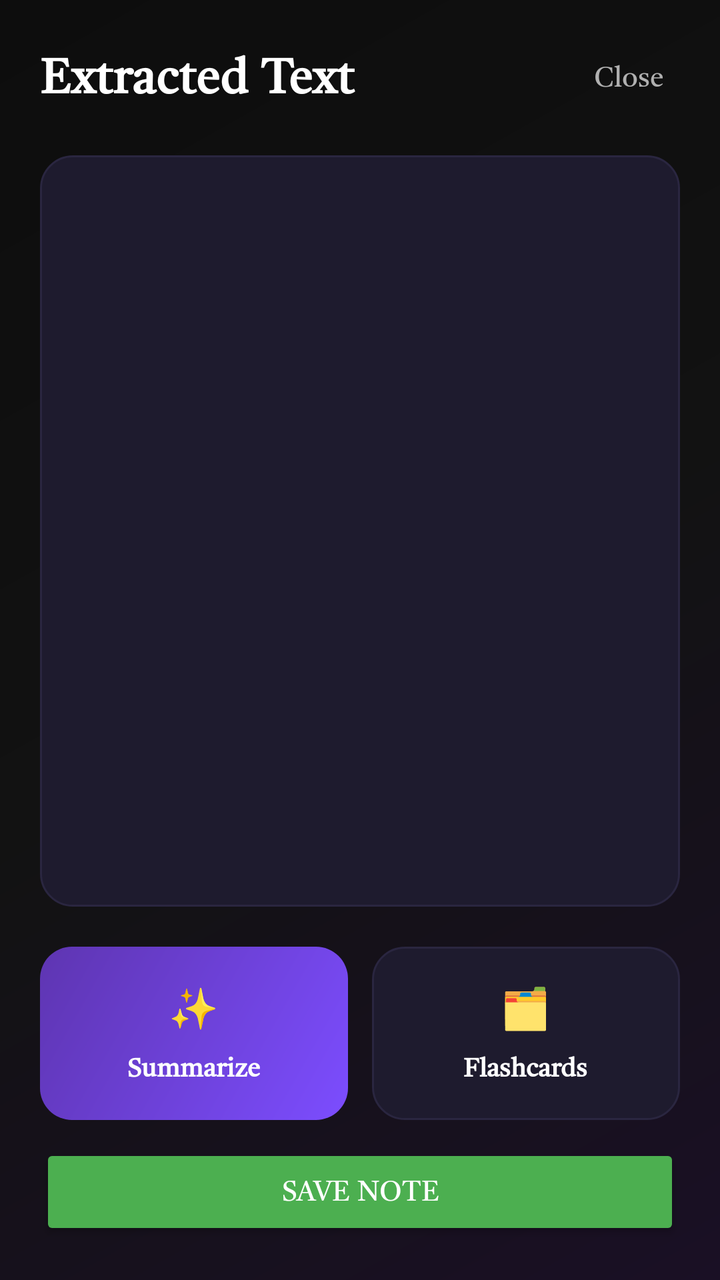
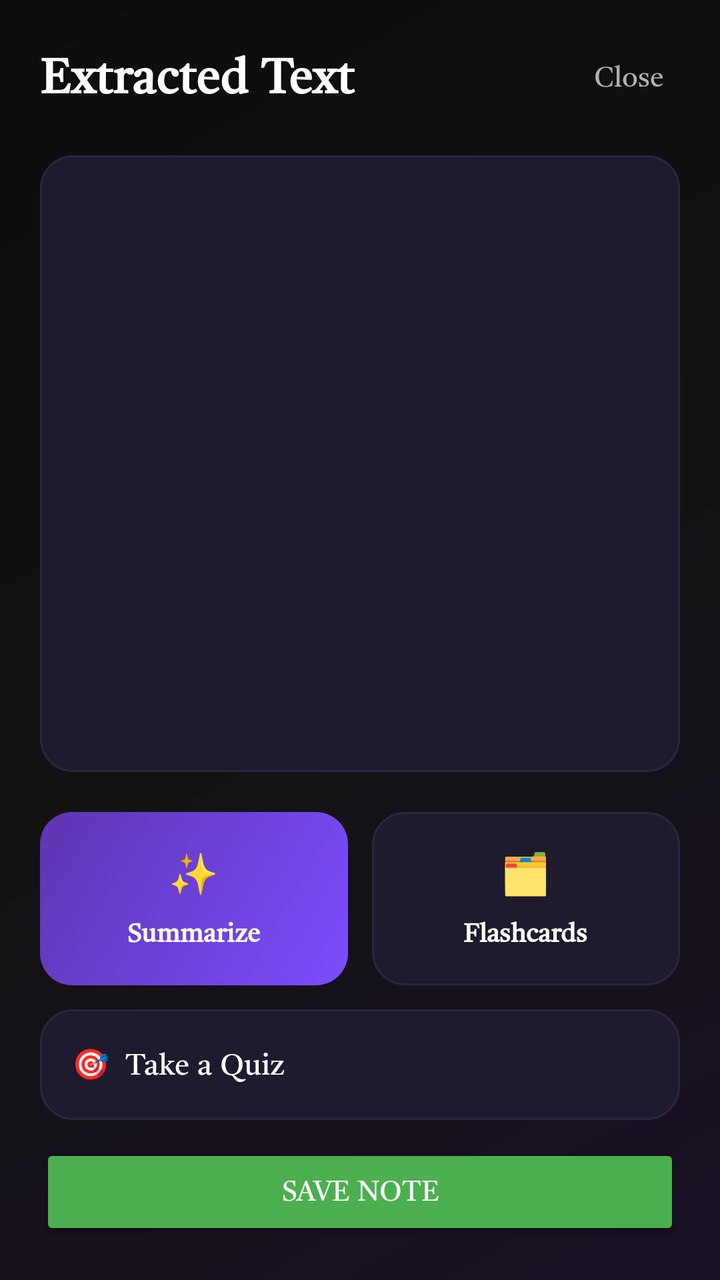

Two renders of the same Android screen: before a commit and after it. Below are the layout's source before the change and the commit's diff.
<!-- AndroidManifest.xml: application theme Theme.Scanlern -->
<!-- res/layout/activity_result.xml -->
<?xml version="1.0" encoding="utf-8"?>
<LinearLayout xmlns:android="http://schemas.android.com/apk/res/android"
    xmlns:tools="http://schemas.android.com/tools"
    android:layout_width="match_parent"
    android:layout_height="match_parent"
    android:orientation="vertical"
    android:background="@drawable/bg_gradient_main"
    tools:context=".ResultActivity">

    
    <LinearLayout
        android:layout_width="match_parent"
        android:layout_height="wrap_content"
        android:orientation="horizontal"
        android:gravity="center_vertical"
        android:padding="20dp">

        <TextView
            android:layout_width="0dp"
            android:layout_height="wrap_content"
            android:layout_weight="1"
            android:text="Extracted Text"
            android:textSize="24sp"
            android:textStyle="bold"
            android:textColor="@color/text_primary" />

        <TextView
            android:id="@+id/btnBack"
            android:layout_width="wrap_content"
            android:layout_height="wrap_content"
            android:text="Close"
            android:textSize="14sp"
            android:textColor="@color/text_secondary"
            android:padding="8dp"
            android:clickable="true"
            android:focusable="true" />

    </LinearLayout>

    
    <ScrollView
        android:layout_width="match_parent"
        android:layout_height="0dp"
        android:layout_weight="1"
        android:layout_marginHorizontal="20dp"
        android:background="@drawable/bg_card"
        android:padding="4dp">

        <TextView
            android:id="@+id/tvExtractedText"
            android:layout_width="match_parent"
            android:layout_height="wrap_content"
            android:text=""
            android:textSize="15sp"
            android:lineSpacingExtra="4dp"
            android:textColor="@color/text_primary"
            android:padding="16dp" />

    </ScrollView>

    <ProgressBar
        android:id="@+id/progressBar"
        android:layout_width="wrap_content"
        android:layout_height="wrap_content"
        android:layout_gravity="center"
        android:visibility="gone"
        android:layout_marginTop="8dp" />

    
    <LinearLayout
        android:layout_width="match_parent"
        android:layout_height="wrap_content"
        android:orientation="vertical"
        android:padding="20dp">

        <LinearLayout
            android:layout_width="match_parent"
            android:layout_height="wrap_content"
            android:orientation="horizontal"
            android:layout_marginBottom="12dp">

            <LinearLayout
                android:id="@+id/btnSummarize"
                android:layout_width="0dp"
                android:layout_height="wrap_content"
                android:layout_weight="1"
                android:orientation="vertical"
                android:gravity="center"
                android:background="@drawable/bg_card_accent"
                android:padding="16dp"
                android:layout_marginEnd="6dp"
                android:clickable="true"
                android:focusable="true">

                <TextView
                    android:layout_width="wrap_content"
                    android:layout_height="wrap_content"
                    android:text="✨"
                    android:textSize="20sp" />

                <TextView
                    android:layout_width="wrap_content"
                    android:layout_height="wrap_content"
                    android:text="Summarize"
                    android:textSize="13sp"
                    android:textStyle="bold"
                    android:textColor="@color/white"
                    android:layout_marginTop="4dp" />

            </LinearLayout>

            <LinearLayout
                android:id="@+id/btnFlashcards"
                android:layout_width="0dp"
                android:layout_height="wrap_content"
                android:layout_weight="1"
                android:orientation="vertical"
                android:gravity="center"
                android:background="@drawable/bg_card"
                android:padding="16dp"
                android:layout_marginStart="6dp"
                android:clickable="true"
                android:focusable="true">

                <TextView
                    android:layout_width="wrap_content"
                    android:layout_height="wrap_content"
                    android:text="🗂️"
                    android:textSize="20sp" />

                <TextView
                    android:layout_width="wrap_content"
                    android:layout_height="wrap_content"
                    android:text="Flashcards"
                    android:textSize="13sp"
                    android:textStyle="bold"
                    android:textColor="@color/text_primary"
                    android:layout_marginTop="4dp" />

            </LinearLayout>

        </LinearLayout>

        <Button
            android:id="@+id/btnSave"
            android:layout_width="match_parent"
            android:layout_height="wrap_content"
            android:text="Save Note"
            android:backgroundTint="@color/accent_success"
            android:textColor="@color/white" />

    </LinearLayout>

</LinearLayout>
<!-- resources referenced by this layout -->
<resources>
  <color name="accent_success">#4CAF50</color>
  <color name="text_primary">#FFFFFF</color>
  <color name="text_secondary">#B0B0B0</color>
  <color name="white">#FFFFFFFF</color>
  <!-- drawable bg_card (drawable) -->
  <?xml version="1.0" encoding="utf-8"?>
  <shape xmlns:android="http://schemas.android.com/apk/res/android"
      android:shape="rectangle">
      <solid android:color="#1E1B2E" />
      <corners android:radius="16dp" />
      <stroke
          android:width="1dp"
          android:color="#2A2640" />
  </shape>
  <!-- drawable bg_card_accent (drawable) -->
  <?xml version="1.0" encoding="utf-8"?>
  <shape xmlns:android="http://schemas.android.com/apk/res/android"
      android:shape="rectangle">
      <gradient
          android:startColor="#7C4DFF"
          android:endColor="#5E35B1"
          android:angle="135" />
      <corners android:radius="16dp" />
  </shape>
  <!-- drawable bg_gradient_main (drawable) -->
  <?xml version="1.0" encoding="utf-8"?>
  <shape xmlns:android="http://schemas.android.com/apk/res/android"
      android:shape="rectangle">
      <gradient
          android:startColor="#1A1025"
          android:centerColor="#121212"
          android:endColor="#0D0D0D"
          android:angle="135" />
  </shape>
  <style name="Theme.Scanlern" parent="Base.Theme.Scanlern" />
  <style name="Base.Theme.Scanlern" parent="Theme.Material3.DayNight.NoActionBar">
          <item name="colorPrimary">@color/primary</item>
          <item name="colorPrimaryDark">@color/primary_dark</item>
          <item name="colorAccent">@color/primary_light</item>
          <item name="android:colorBackground">@color/background_dark</item>
          <item name="android:statusBarColor">@color/background_dark</item>
          <item name="android:windowLightStatusBar">false</item>
          <item name="android:fontFamily">@font/poppins_family</item>
          <item name="fontFamily">@font/poppins_family</item>
      </style>
  <color name="primary">#7C4DFF</color>
  <color name="primary_dark">#5E35B1</color>
  <color name="primary_light">#B39DDB</color>
  <color name="background_dark">#121212</color>
</resources>

<!-- the commit's change to res/layout/activity_result.xml (unified diff, before → after) -->
@@ -141,6 +141,28 @@
 
         </LinearLayout>
 
+        <LinearLayout
+            android:id="@+id/btnQuiz"
+            android:layout_width="match_parent"
+            android:layout_height="wrap_content"
+            android:orientation="horizontal"
+            android:gravity="center_vertical"
+            android:background="@drawable/bg_card"
+            android:padding="16dp"
+            android:layout_marginBottom="12dp"
+            android:clickable="true"
+            android:focusable="true">
+
+            <TextView
+                android:layout_width="0dp"
+                android:layout_height="wrap_content"
+                android:layout_weight="1"
+                android:text="🎯  Take a Quiz"
+                android:textSize="15sp"
+                android:textColor="@color/text_primary" />
+
+        </LinearLayout>
+
         <Button
             android:id="@+id/btnSave"
             android:layout_width="match_parent"
